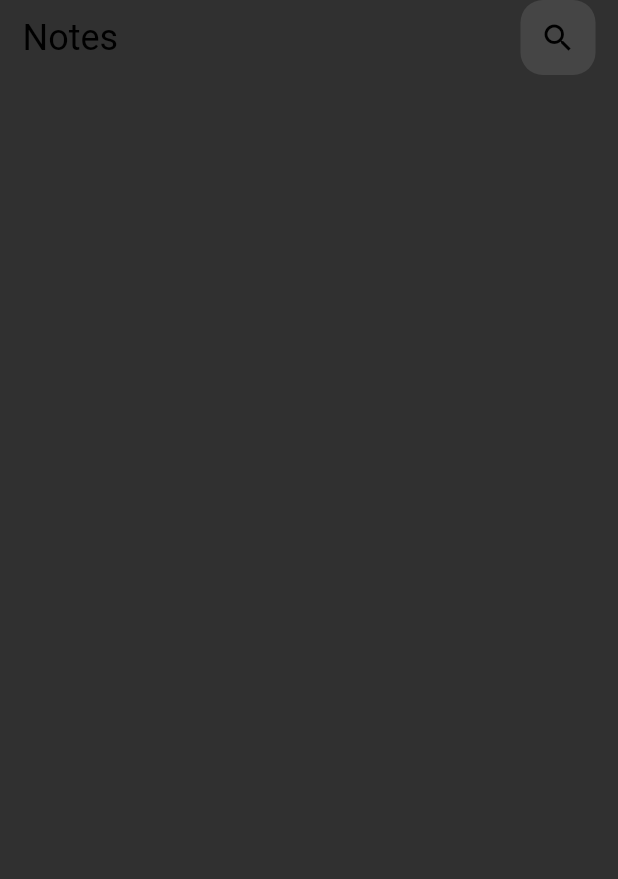
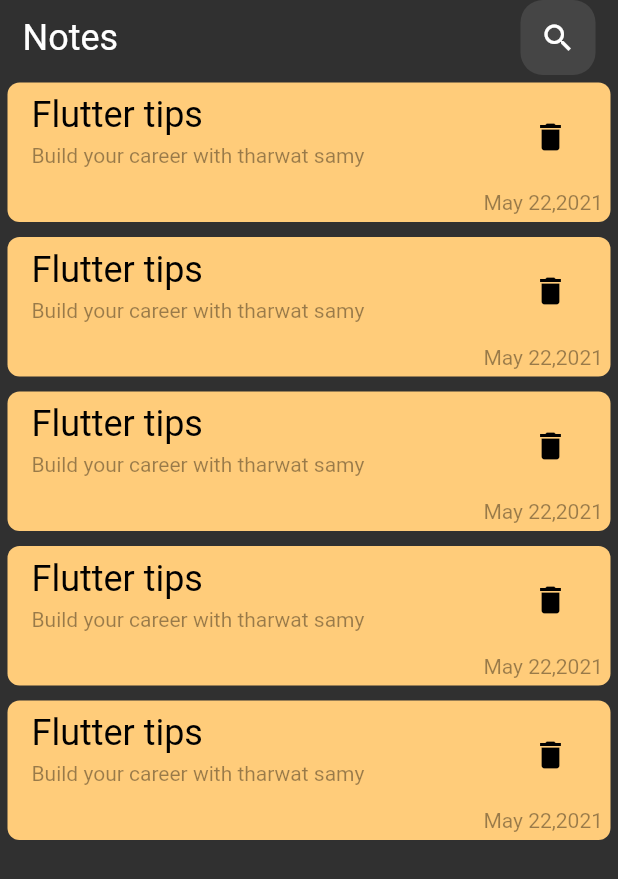
Before and after one commit to Mennaelzawawy/Note-app, a Flutter app: the screen it shows after launch, on a phone screen of 412 x 824 dp. Shown: the top 879 px of the screen. Run offline on Flutter 3.47's test engine with Material 2 defaults, Android fonts, the phone set to English and light mode, and no system bars; Roboto replaces fonts that are missing (assets/fonts/Poppins-Regular.ttf).

Commit message:
note card

```diff
--- a/lib/Views/Notes_homepage.dart
+++ b/lib/Views/Notes_homepage.dart
@@ -1,4 +1,5 @@
 import 'package:flutter/material.dart';
+import 'package:note_app/Views/notes_listview.dart';
 import 'package:note_app/Widgets/appbar_widget.dart';
 
 class notesHomePage extends StatelessWidget {
@@ -8,7 +9,8 @@ class notesHomePage extends StatelessWidget {
   Widget build(BuildContext context) {
     return Scaffold(
       body: Column(
-        children: [appBarWidget()],
+        children: [appBarWidget(),
+        Expanded(child: NotesListView())],
       ),
     );
   }
--- /dev/null
+++ b/lib/Views/note_widget.dart
@@ -0,0 +1,38 @@
+import 'package:flutter/cupertino.dart';
+import 'package:flutter/material.dart';
+
+
+class NoteWidget extends StatelessWidget {
+  const NoteWidget({super.key});
+
+  @override
+  Widget build(BuildContext context) {
+    return
+        Padding(
+          padding: const EdgeInsets.all(5),
+          child: Container(
+            decoration: BoxDecoration(borderRadius: BorderRadius.circular(8),color: Color(0xffffcc7a), ),
+            child: Column(
+              crossAxisAlignment: CrossAxisAlignment.end,
+              children: [
+                ListTile(
+                  title: Padding(
+                    padding: const EdgeInsets.only(bottom: 5),
+                    child: Text('Flutter tips',style: TextStyle(fontSize: 24,color: Colors.black),),
+                  ),
+                  subtitle: Padding(
+                    padding: const EdgeInsets.only(bottom: 5),
+                    child: Text('Build your career with tharwat samy',style:TextStyle(color: Colors.black.withOpacity(0.4)) ,),
+                  ),
+                  trailing: IconButton(onPressed: (){}, icon: Icon(Icons.delete,color:  Colors.black,)),
+                ),
+                Padding(
+                  padding: const EdgeInsets.only(right: 5,bottom: 5),
+                  child: Text('May 22,2021',style:TextStyle(color: Colors.black.withOpacity(0.4)) ,),
+                )
+              ],
+            ),
+          ),
+        );
+  }
+}
--- /dev/null
+++ b/lib/Views/notes_listview.dart
@@ -0,0 +1,14 @@
+import 'package:flutter/cupertino.dart';
+import 'package:note_app/Views/note_widget.dart';
+
+class NotesListView extends StatelessWidget {
+  const NotesListView({super.key});
+
+  @override
+  Widget build(BuildContext context) {
+    return ListView.builder(itemCount: 5,
+      itemBuilder: (context,index){
+      return NoteWidget();
+    });
+  }
+}
--- a/lib/Widgets/appbar_widget.dart
+++ b/lib/Widgets/appbar_widget.dart
@@ -15,10 +15,10 @@ class appBarWidget extends StatelessWidget {
           const Text(
             "Notes",
 
-            style: TextStyle(color: Colors.black,fontSize: 24),
+            style: TextStyle(color: Colors.white,fontSize: 24),
           ),
 
-          searchCustomWidget(),
+          SearchCustomWidget(),
         ],
       ),
     );
--- a/lib/Widgets/search_custom_widget.dart
+++ b/lib/Widgets/search_custom_widget.dart
@@ -1,7 +1,7 @@
 import 'package:flutter/material.dart';
 
-class searchCustomWidget extends StatelessWidget {
-  const searchCustomWidget({super.key});
+class SearchCustomWidget extends StatelessWidget {
+  const SearchCustomWidget({super.key});
 
   @override
   Widget build(BuildContext context) {
@@ -12,7 +12,7 @@ class searchCustomWidget extends StatelessWidget {
         borderRadius: BorderRadius.circular(15),
         color: Colors.white.withOpacity(0.1),
       ),
-      child: IconButton(onPressed: (){}, icon: Icon(Icons.search,color: Colors.black,)),
+      child: IconButton(onPressed: (){}, icon: const Icon(Icons.search,color: Colors.white,)),
     );
   }
 }
--- a/lib/main.dart
+++ b/lib/main.dart
@@ -10,7 +10,7 @@ class notesApp extends StatelessWidget {
   @override
   Widget build(BuildContext context) {
     return MaterialApp(
-      theme: ThemeData(brightness: Brightness.dark),
+      theme: ThemeData(brightness: Brightness.dark,fontFamily:'assets/fonts/Poppins-Regular.ttf'),
       debugShowCheckedModeBanner: false,
       home: notesHomePage(),
     );
```
Also changed, not shown: pubspec.yaml (+4 -4 lines), assets/fonts/Poppins-Regular.ttf (added).
